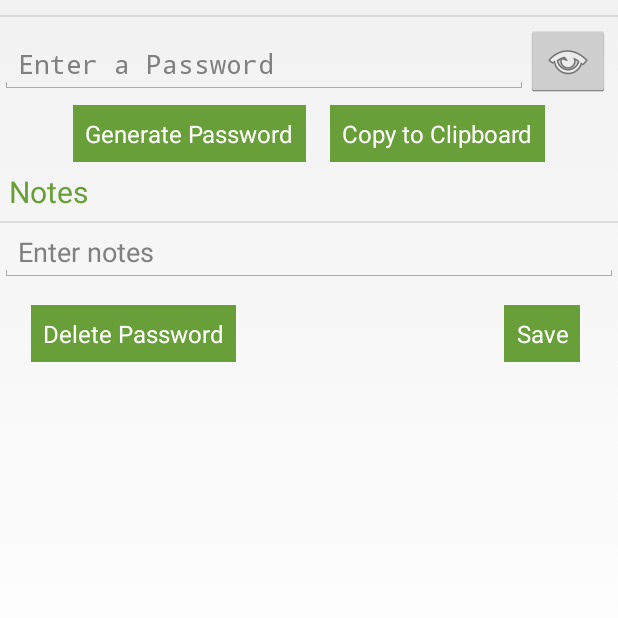
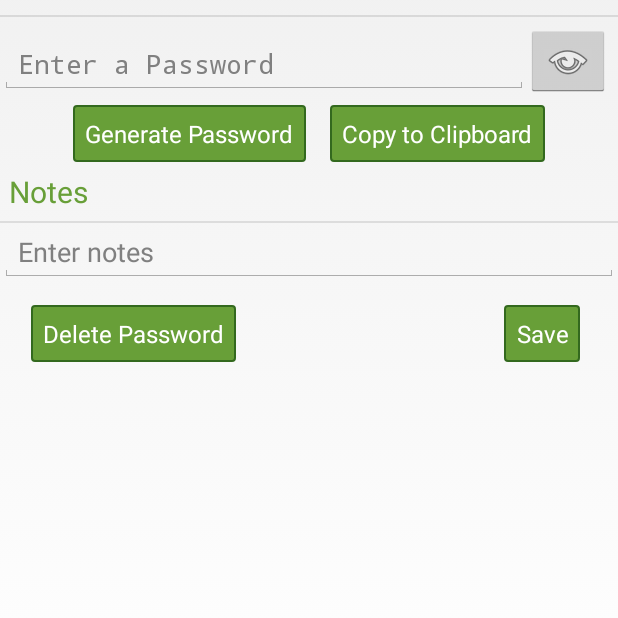
Before and after one commit to javaPhil/PasswordSafe, an Android app: the screen it shows after launch (PasswordPagerActivity), after a tap on "New Password", on a phone screen of 412 x 824 dp, the part 505-1123 px from its top. Run offline under Robolectric (Android 15) with nearby library versions, the phone set to English and light mode, and no system bars.

Commit message:
Style updates and menu additions

```diff
--- a/mobile/src/main/java/com/pwhitman/neonpasswordsafe/PasswordPagerActivity.java
+++ b/mobile/src/main/java/com/pwhitman/neonpasswordsafe/PasswordPagerActivity.java
@@ -53,6 +53,8 @@ public class PasswordPagerActivity extends FragmentActivity{
                 Password p = mPasswords.get(i);
                 if(p.getTitle() != null){
                     setTitle(p.getTitle());
+                }else{
+                    setTitle(R.string.new_password);
                 }
             }
 
--- /dev/null
+++ b/mobile/src/main/res/drawable/button_border.xml
@@ -0,0 +1,7 @@
+<?xml version="1.0" encoding="utf-8"?>
+<shape xmlns:android="http://schemas.android.com/apk/res/android"
+    android:shape="rectangle">
+    <solid android:color="@color/ColorPrimary"/>
+    <corners android:radius="2dp" />
+    <stroke android:width="2px" android:color="@color/ColorPrimaryDark" />
+</shape>
--- a/mobile/src/main/res/menu/fragment_password_list.xml
+++ b/mobile/src/main/res/menu/fragment_password_list.xml
@@ -4,4 +4,19 @@
         android:icon="@android:drawable/ic_menu_add"
         android:title="@string/new_password"
         android:showAsAction="ifRoom|withText"/>
+    <item android:id="@+id/menu_item_subMenu"
+        android:title="@string/options_title"
+        android:icon="@drawable/ic_menu_moreoverflow_normal_holo_light"
+        android:showAsAction="always">
+        <menu>
+            <item android:id="@+id/sub_menu_sort_alpha"
+                android:title="@string/options_sort_alpha" />
+            <item android:id="@+id/sub_menu_sort_date"
+                android:title="@string/options_sort_date" />
+            <item android:id="@+id/sub_menu_preferences"
+                android:title="@string/options_preferences" />
+            <item android:id="@+id/sub_menu_exit"
+                android:title="@string/options_exit" />
+        </menu>
+    </item>
 </menu>
--- a/mobile/src/main/res/values/strings.xml
+++ b/mobile/src/main/res/values/strings.xml
@@ -26,4 +26,9 @@
     <string name="toast_password_deleted">Password Deleted</string>
     <string name="password_website">Website</string>
     <string name="password_website_hint">www.google.com</string>
+    <string name="options_title">Options</string>
+    <string name="options_sort_alpha">Sort Alpha</string>
+    <string name="options_sort_date">Sort by Date</string>
+    <string name="options_preferences">Preferences</string>
+    <string name="options_exit">Exit</string>
 </resources>
--- a/mobile/src/main/res/values/styles.xml
+++ b/mobile/src/main/res/values/styles.xml
@@ -28,7 +28,7 @@
     <style name="ButtonDark" parent="android:Theme.Holo.Light.DarkActionBar">
         <item name="android:textColor">@color/ColorLightText</item>
         <item name="android:typeface">sans</item>
-        <item name="android:background">@color/ColorPrimary</item>
+        <item name="android:background">@drawable/button_border</item>
         <item name="android:padding">8dp</item>
     </style>
     <style name="ListItem">
```
Also changed, not shown: mobile/src/main/res/drawable/ic_menu_moreoverflow_normal_holo_light.png (added), mobile/src/main/res/drawable/ic_menu_send.png (added), mobile/src/main/res/drawable/ic_menu_view.png (added), mobile/src/main/res/drawable/icons/ic_menu_moreoverflow_normal_holo_light.png (added), mobile/src/main/res/drawable/icons/ic_menu_send.png (added), mobile/src/main/res/drawable/icons/ic_menu_view.png (added).
